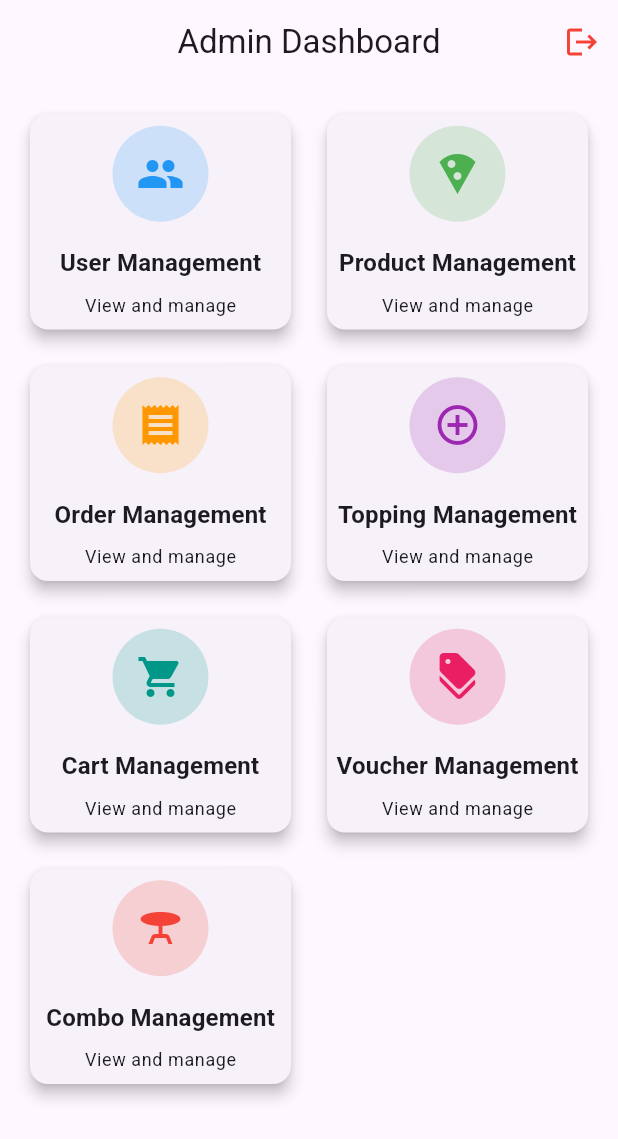
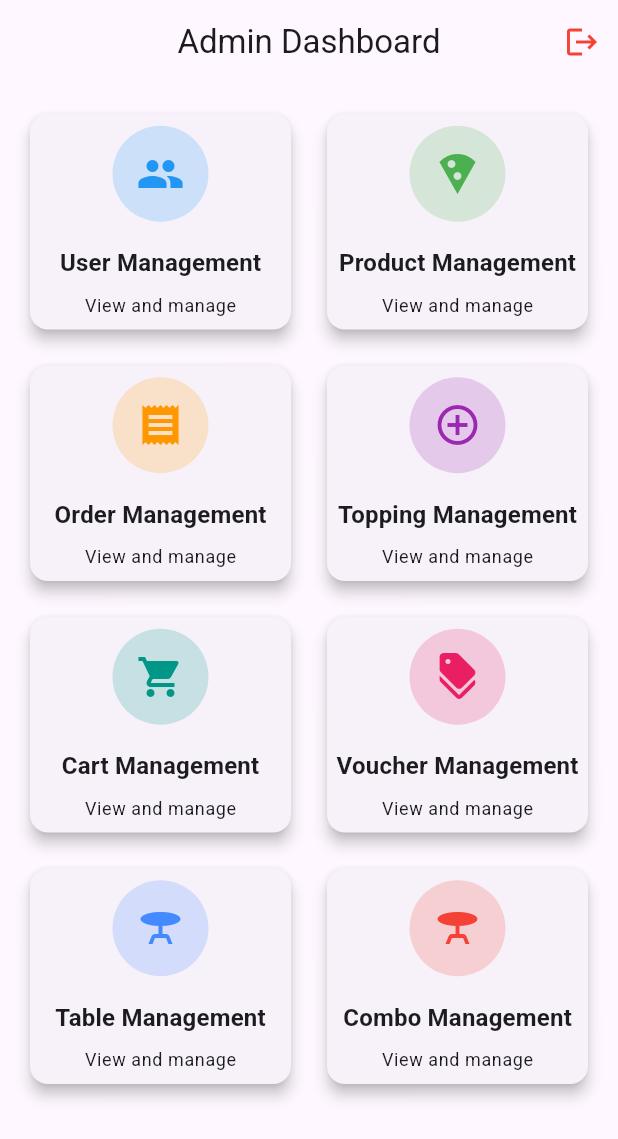
Before and after one commit to hoanghaihuynh/flutter_xdud, a Flutter app: the AdminDashboard screen opened directly, on a phone screen of 412 x 824 dp. Shown: the top 1139 px of the screen. Run offline on Flutter 3.47's test engine with Material 3 defaults, Android fonts, the light colour scheme and no system bars; our stand-ins replace jwt_decoder, pdf, printing, shared_preferences; accounts and stored records are empty.

Commit message:
client: them quan ly table dashboard

```diff
--- a/client/lib/admin/dashboard.dart
+++ b/client/lib/admin/dashboard.dart
@@ -170,6 +170,18 @@ class AdminDashboard extends StatelessWidget {
             _buildDashboardCard(
               context,
               Icons.table_bar,
+              'Table Management',
+              Colors.blueAccent,
+              () {
+                Navigator.push(
+                  context,
+                  MaterialPageRoute(builder: (context) => const TableScreen()),
+                );
+              },
+            ),
+            _buildDashboardCard(
+              context,
+              Icons.table_bar,
               'Combo Management',
               Colors.red,
               () {
```
